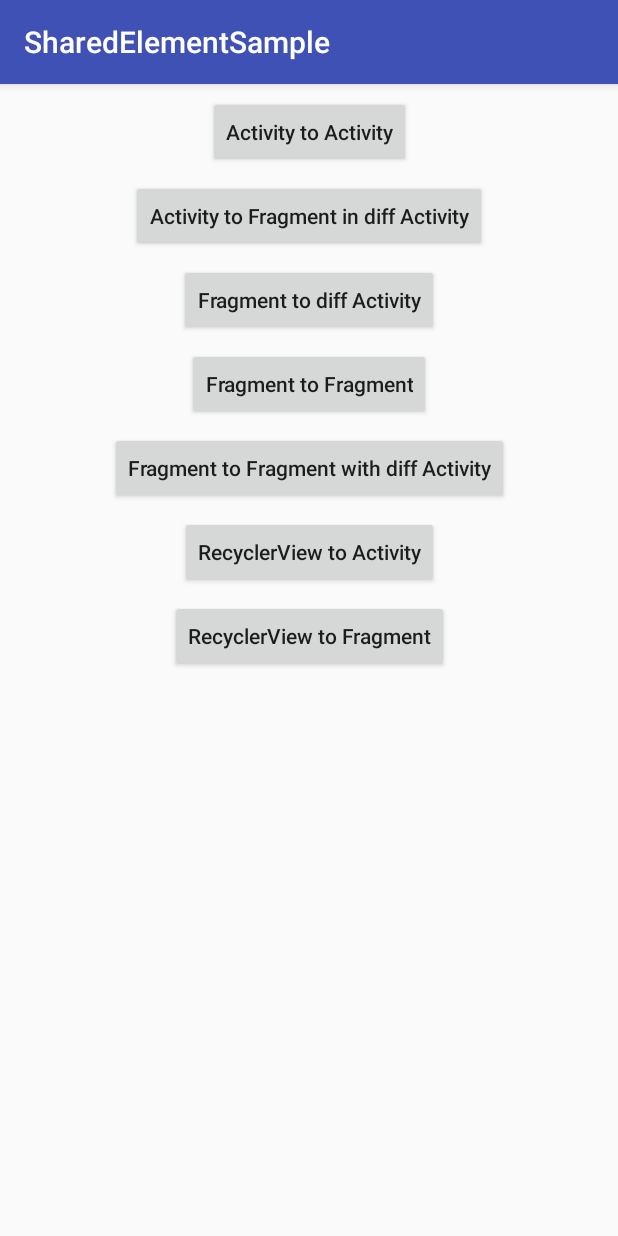
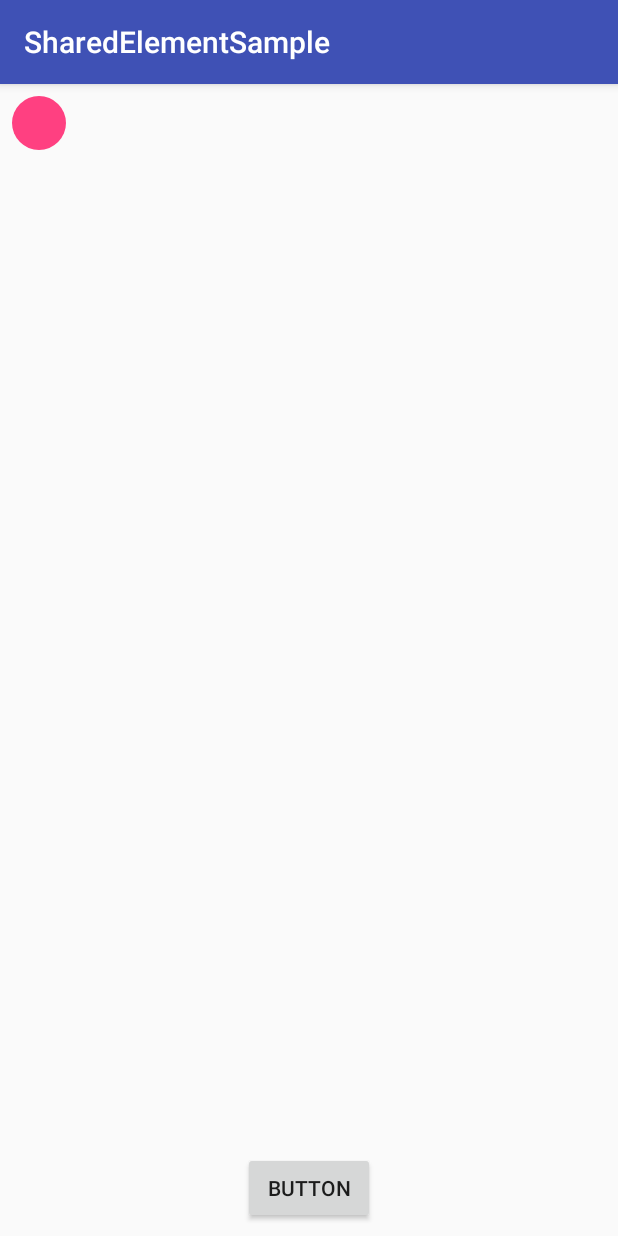
Before and after one commit to crazyma/SharedElementSample, an Android app: the screen it shows after launch (MainActivity before the commit, Activity501 after it), after a tap on "Fragment to Fragment with diff Activity", on a phone screen of 412 x 824 dp. Run offline under Robolectric (Android 15) with nearby library versions, the phone set to English and light mode, and no system bars; pictures from the network do not load.

Commit message:
feat: create Activity50X to preppare the testing of shared element + circlr reveal effect

```diff
--- a/app/build.gradle
+++ b/app/build.gradle
@@ -24,7 +24,7 @@ android {
 
 dependencies {
     implementation fileTree(dir: 'libs', include: ['*.jar'])
-    implementation"org.jetbrains.kotlin:kotlin-stdlib-jre7:$kotlin_version"
+    implementation "org.jetbrains.kotlin:kotlin-stdlib-jre7:$kotlin_version"
     implementation 'com.android.support:appcompat-v7:26.1.0'
     implementation 'com.android.support.constraint:constraint-layout:1.0.2'
     implementation 'com.squareup.picasso:picasso:2.5.2'
--- a/app/src/main/java/com/beibeilab/sharedelementsample/MainActivity.kt
+++ b/app/src/main/java/com/beibeilab/sharedelementsample/MainActivity.kt
@@ -3,10 +3,13 @@ package com.beibeilab.sharedelementsample
 import android.content.Intent
 import android.support.v7.app.AppCompatActivity
 import android.os.Bundle
+import android.support.v4.content.ContextCompat.startActivity
 import android.view.View
 import android.widget.Toast
 import com.beibeilab.sharedelementsample.actact.Activity101
 import com.beibeilab.sharedelementsample.actactfrag.Activity201
+import com.beibeilab.sharedelementsample.actcirreveal.Activity501
+import com.beibeilab.sharedelementsample.actcirreveal.Activity502
 import com.beibeilab.sharedelementsample.fragact.Activity301
 import com.beibeilab.sharedelementsample.fragfrag.Activity401
 import kotlinx.android.synthetic.main.activity_main.*
@@ -54,9 +57,11 @@ class MainActivity : AppCompatActivity() {
         button5.setOnClickListener(clickListener5)
     }
 
-    class ClickListener5 : View.OnClickListener {
+    //  記得要加 `inner` 才可以 access 到 Outer Class
+    inner class ClickListener5 : View.OnClickListener {
         override fun onClick(view: View?) {
-            Toast.makeText(view!!.context, "button 5 click", Toast.LENGTH_SHORT).show()
+            val intent = Intent(this@MainActivity, Activity501::class.java)
+            startActivity(intent)
         }
 
     }
--- /dev/null
+++ b/app/src/main/java/com/beibeilab/sharedelementsample/Util.kt
@@ -0,0 +1,19 @@
+package com.beibeilab.sharedelementsample
+
+import android.graphics.drawable.GradientDrawable
+
+/**
+ * Created by david on 2017/12/29.
+ */
+class Util {
+
+    companion object {
+        fun createOvalDrawable(color: Int, radius: Int): GradientDrawable {
+            val gradientDrawable = GradientDrawable()
+            gradientDrawable.setSize(radius, radius)
+            gradientDrawable.shape = GradientDrawable.OVAL
+            gradientDrawable.setColor(color)
+            return gradientDrawable
+        }
+    }
+}
--- /dev/null
+++ b/app/src/main/java/com/beibeilab/sharedelementsample/actcirreveal/Activity501.kt
@@ -0,0 +1,39 @@
+package com.beibeilab.sharedelementsample.actcirreveal
+
+import android.content.Intent
+import android.support.v7.app.AppCompatActivity
+import android.os.Bundle
+import android.support.v4.app.ActivityCompat
+import android.support.v4.app.ActivityOptionsCompat
+import android.support.v4.content.ContextCompat
+import android.support.v4.util.Pair
+import android.view.View
+import com.beibeilab.sharedelementsample.R
+import com.beibeilab.sharedelementsample.Util
+import kotlinx.android.synthetic.main.activity_501.*
+
+class Activity501 : AppCompatActivity() {
+
+    override fun onCreate(savedInstanceState: Bundle?) {
+        super.onCreate(savedInstanceState)
+        setContentView(R.layout.activity_501)
+
+        val color = ContextCompat.getColor(this, R.color.colorAccent)
+        circularImageView.background =
+                Util.createOvalDrawable(color, R.dimen.view_small)
+
+        button555.setOnClickListener { jump() }
+    }
+
+    private fun jump() {
+        val intent = Intent(this, Activity502::class.java)
+
+        val transImageView = circularImageView
+
+        val imagePair = Pair.create(transImageView as View, "tImageView")
+
+        val option = ActivityOptionsCompat.makeSceneTransitionAnimation(this, imagePair)
+
+        ActivityCompat.startActivity(this, intent, option.toBundle())
+    }
+}
--- /dev/null
+++ b/app/src/main/res/layout/activity_501.xml
@@ -0,0 +1,32 @@
+<?xml version="1.0" encoding="utf-8"?>
+<android.support.constraint.ConstraintLayout xmlns:android="http://schemas.android.com/apk/res/android"
+    xmlns:app="http://schemas.android.com/apk/res-auto"
+    xmlns:tools="http://schemas.android.com/tools"
+    android:layout_width="match_parent"
+    android:layout_height="match_parent"
+    tools:context="com.beibeilab.sharedelementsample.actcirreveal.Activity501">
+
+    <ImageView
+        android:id="@+id/circularImageView"
+        android:layout_width="@dimen/view_small"
+        android:layout_height="@dimen/view_small"
+        android:layout_marginStart="8dp"
+        android:layout_marginTop="8dp"
+        android:background="@color/colorPrimary"
+        android:scaleType="center"
+        android:transitionName="tImageView"
+        app:layout_constraintStart_toStartOf="parent"
+        app:layout_constraintTop_toTopOf="parent" />
+
+    <Button
+        android:id="@+id/button555"
+        android:layout_width="wrap_content"
+        android:layout_height="wrap_content"
+        android:layout_marginBottom="8dp"
+        android:layout_marginEnd="8dp"
+        android:layout_marginStart="8dp"
+        android:text="Button"
+        app:layout_constraintBottom_toBottomOf="parent"
+        app:layout_constraintEnd_toEndOf="parent"
+        app:layout_constraintStart_toStartOf="parent" />
+</android.support.constraint.ConstraintLayout>
--- a/app/src/main/res/values/colors.xml
+++ b/app/src/main/res/values/colors.xml
@@ -2,5 +2,5 @@
 <resources>
     <color name="colorPrimary">#3f51b5</color>
     <color name="colorPrimaryDark">#303F9F</color>
-    <color name="colorAccent">#FF4081</color>
+    <color name="colorAccent">#ff4081</color>
 </resources>
--- /dev/null
+++ b/app/src/main/res/values/dimens.xml
@@ -0,0 +1,5 @@
+<?xml version="1.0" encoding="utf-8"?>
+<resources>
+    <dimen name="view_small">36dp</dimen>
+    <dimen name="view_large">72dp</dimen>
+</resources>
```
Also changed, not shown: app/src/main/AndroidManifest.xml (+10 -9 lines), app/src/main/java/com/beibeilab/sharedelementsample/actcirreveal/Activity502.kt (added, +20 -0 lines), app/src/main/res/layout/activity_502.xml (added, +23 -0 lines).
